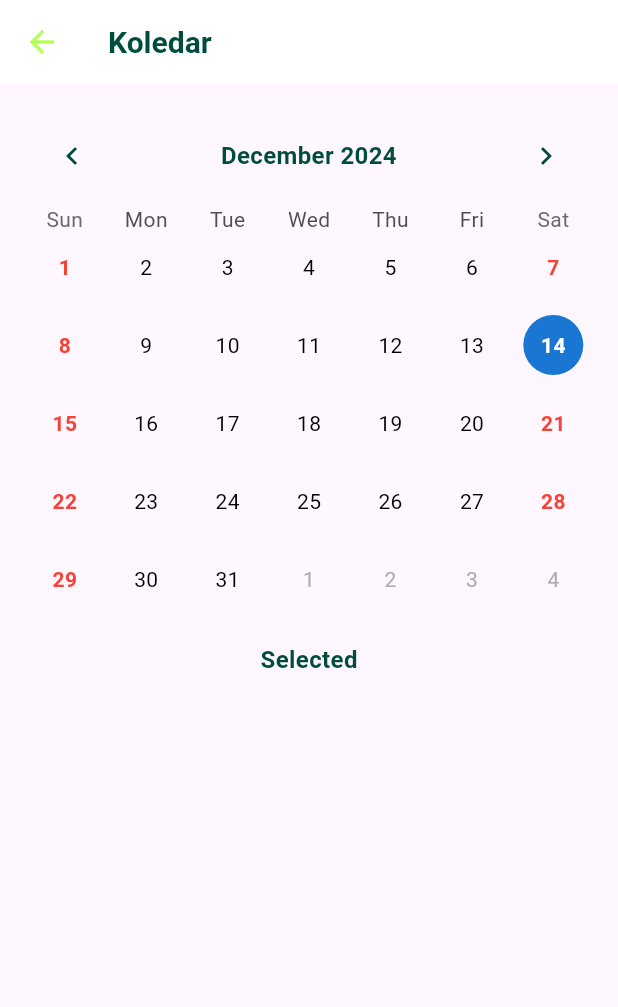
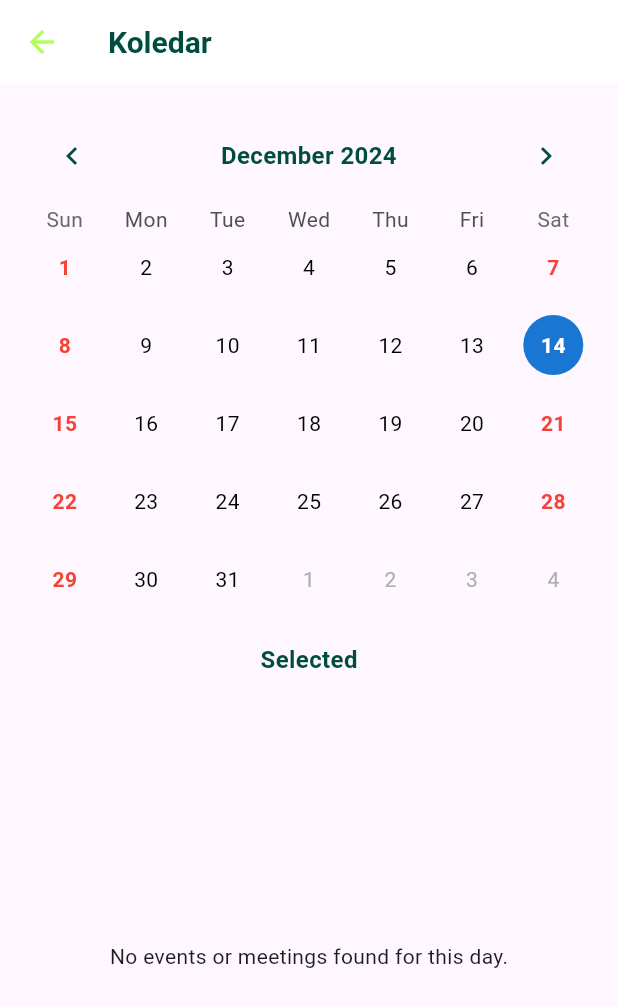
Before and after one commit to larazupanc/KLUB, a Flutter app: the KoledarScreen screen opened directly, on a phone screen of 412 x 824 dp. Shown: the top 1007 px of the screen. Run offline on Flutter 3.47's test engine with Material 3 defaults, Android fonts, the light colour scheme and no system bars; drawn by our look-alikes of table_calendar; our stand-ins replace cloud_firestore, firebase_auth, firebase_core; accounts and stored records are empty.

Commit message:
Koledar ki bere dogodke - nepopolno

```diff
--- a/KlubPlus/lib/main.dart
+++ b/KlubPlus/lib/main.dart
@@ -189,8 +189,8 @@ class _NavigationControllerState extends State<NavigationController> {
         HomeScreen(),
         KoledarScreen(),
         SestankiScreen(),
+        NekiScreen(),
         UserRegistrationScreen(),
-        NekiScreen()
       ];
       _navItems = const [
         BottomNavigationBarItem(icon: Icon(Icons.home), label: 'Domov'),
@@ -203,8 +203,8 @@ class _NavigationControllerState extends State<NavigationController> {
       _pages = [
         HomeScreen(),
         KoledarScreen(),
+        NekiScreen(),
         SestankiScreen(),
-        NekiScreen()
       ];
       _navItems = const [
         BottomNavigationBarItem(icon: Icon(Icons.home), label: 'Domov'),
--- a/KlubPlus/lib/screens/koledar_screen.dart
+++ b/KlubPlus/lib/screens/koledar_screen.dart
@@ -1,5 +1,6 @@
 import 'package:flutter/material.dart';
 import 'package:table_calendar/table_calendar.dart';
+import 'package:cloud_firestore/cloud_firestore.dart';
 import 'package:testni_app/css/styles.dart'; // Import your styles
 
 class KoledarScreen extends StatefulWidget {
@@ -12,6 +13,48 @@ class KoledarScreen extends StatefulWidget {
 class _KoledarScreenState extends State<KoledarScreen> {
   DateTime _selectedDay = DateTime.now();
   DateTime _focusedDay = DateTime.now();
+  Map<DateTime, List<String>> _events = {}; // Store events for marking
+
+  @override
+  void initState() {
+    super.initState();
+    _loadEvents();
+  }
+
+  Future<void> _loadEvents() async {
+    final Map<DateTime, List<String>> events = {};
+
+    // Fetch dogodki (events)
+    final dogodkiSnapshot = await FirebaseFirestore.instance.collection('dogodki').get();
+    for (var doc in dogodkiSnapshot.docs) {
+      final data = doc.data();
+      final eventDate = (data['datum'] as Timestamp).toDate();
+      final dateOnly = DateTime(eventDate.year, eventDate.month, eventDate.day);
+
+      if (!events.containsKey(dateOnly)) {
+        events[dateOnly] = [];
+      }
+      events[dateOnly]!.add(data['naziv'] ?? 'Unnamed Event');
+    }
+
+    // Fetch sestanki (meetings)
+    final sestankiSnapshot = await FirebaseFirestore.instance.collection('sestanki').get();
+    for (var doc in sestankiSnapshot.docs) {
+      final data = doc.data();
+      final meetingDate = (data['datum'] as Timestamp).toDate();
+      final dateOnly = DateTime(meetingDate.year, meetingDate.month, meetingDate.day);
+
+      if (!events.containsKey(dateOnly)) {
+        events[dateOnly] = [];
+      }
+      events[dateOnly]!.add(data['naziv'] ?? 'Unnamed Meeting');
+    }
+
+    setState(() {
+      _events = events;
+      print("Loaded events and meetings: $_events"); // Debugging output
+    });
+  }
 
   @override
   Widget build(BuildContext context) {
@@ -40,6 +83,11 @@ class _KoledarScreenState extends State<KoledarScreen> {
                   _focusedDay = focusedDay; // Update the calendar's focused day
                 });
               },
+              eventLoader: (day) {
+                final normalizedDay = DateTime(day.year, day.month, day.day);
+                print("Checking events for $normalizedDay: ${_events[normalizedDay]}"); // Debugging output
+                return _events[normalizedDay] ?? [];
+              },
               calendarStyle: CalendarStyle(
                 todayDecoration: BoxDecoration(
                   color: AppStyles.highlightColor,
@@ -53,6 +101,12 @@ class _KoledarScreenState extends State<KoledarScreen> {
                 selectedTextStyle: AppStyles.calendarDayTextStyle,
                 defaultTextStyle: AppStyles.defaultDayTextStyle,
                 weekendTextStyle: AppStyles.weekendDayTextStyle,
+                markersAutoAligned: false, // Disable auto-alignment for better size control
+                markerSizeScale: 0.4, // Make markers the same size as the day circle
+                markerDecoration: BoxDecoration(
+                  color: Colors.green, // Marker color
+                  shape: BoxShape.circle,
+                ),
               ),
               headerStyle: HeaderStyle(
                 titleCentered: true,
@@ -67,9 +121,41 @@ class _KoledarScreenState extends State<KoledarScreen> {
               "Selected Date: ${_selectedDay.toLocal()}".split(' ')[0],
               style: AppStyles.selectedDateTextStyle,
             ),
+            const SizedBox(height: 16.0),
+            Expanded(
+              child: _events.containsKey(_selectedDay)
+                  ? ListView.builder(
+                itemCount: _events[_selectedDay]?.length ?? 0,
+                itemBuilder: (context, index) {
+                  final event = _events[_selectedDay]![index];
+                  return Card(
+                    child: ListTile(
+                      title: Text(event),
+                    ),
+                  );
+                },
+              )
+                  : const Center(child: Text('No events or meetings found for this day.')),
+
+            )
           ],
         ),
       ),
     );
   }
+
+  /// Method to get Firestore events for the selected day
+  Stream<QuerySnapshot> _getEventsForSelectedDay() {
+    // Start of the day
+    final startOfDay = DateTime(_selectedDay.year, _selectedDay.month, _selectedDay.day);
+    // End of the day
+    final endOfDay = DateTime(_selectedDay.year, _selectedDay.month, _selectedDay.day, 23, 59, 59);
+
+    // Query Firestore for events within the selected day
+    return FirebaseFirestore.instance
+        .collectionGroup('dogodki_sestanki') // Use collectionGroup if you combine collections
+        .where('datum', isGreaterThanOrEqualTo: Timestamp.fromDate(startOfDay))
+        .where('datum', isLessThanOrEqualTo: Timestamp.fromDate(endOfDay))
+        .snapshots();
+  }
 }
--- a/KlubPlus/lib/screens/todo.txt
+++ b/KlubPlus/lib/screens/todo.txt
@@ -1,6 +1,6 @@
 To-do
 Do 16. 12.:
-ko se uporabnik prijavi se mi prikazujejo razlicni screeni glee na role
+DONE ko se uporabnik prijavi se mi prikazujejo razlicni screeni glee na role
 pravilno prikazovanje na home screen +  izgled
 koledar- prikaz dogodkov in dodajanje preko koledarja
 
```
